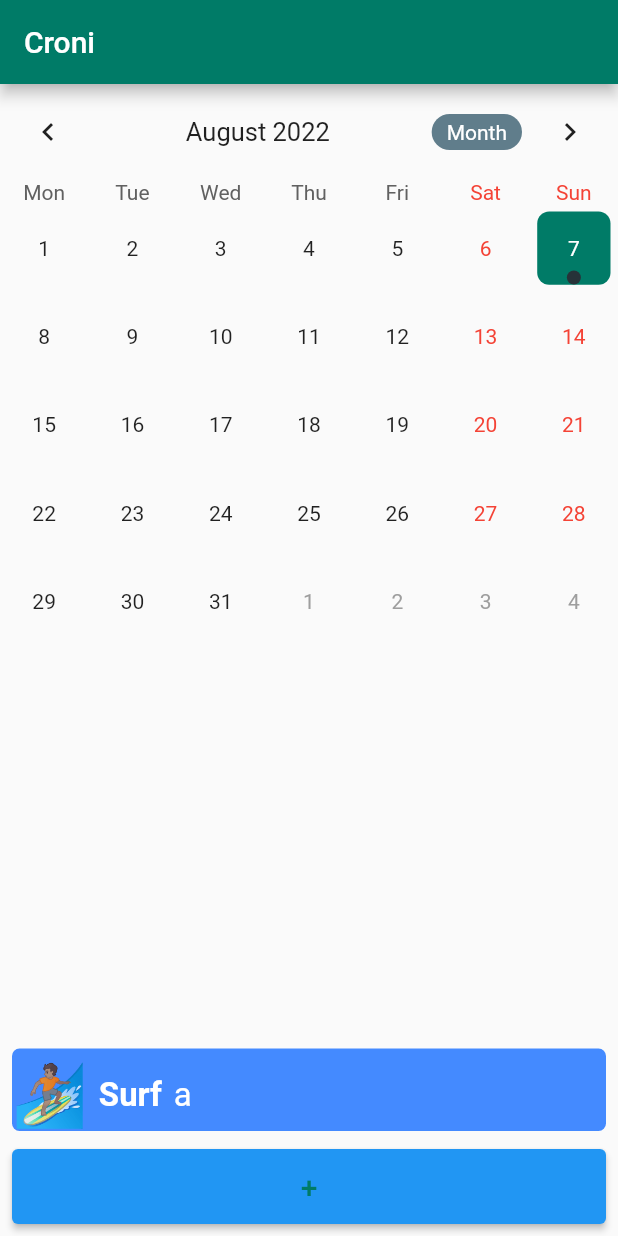
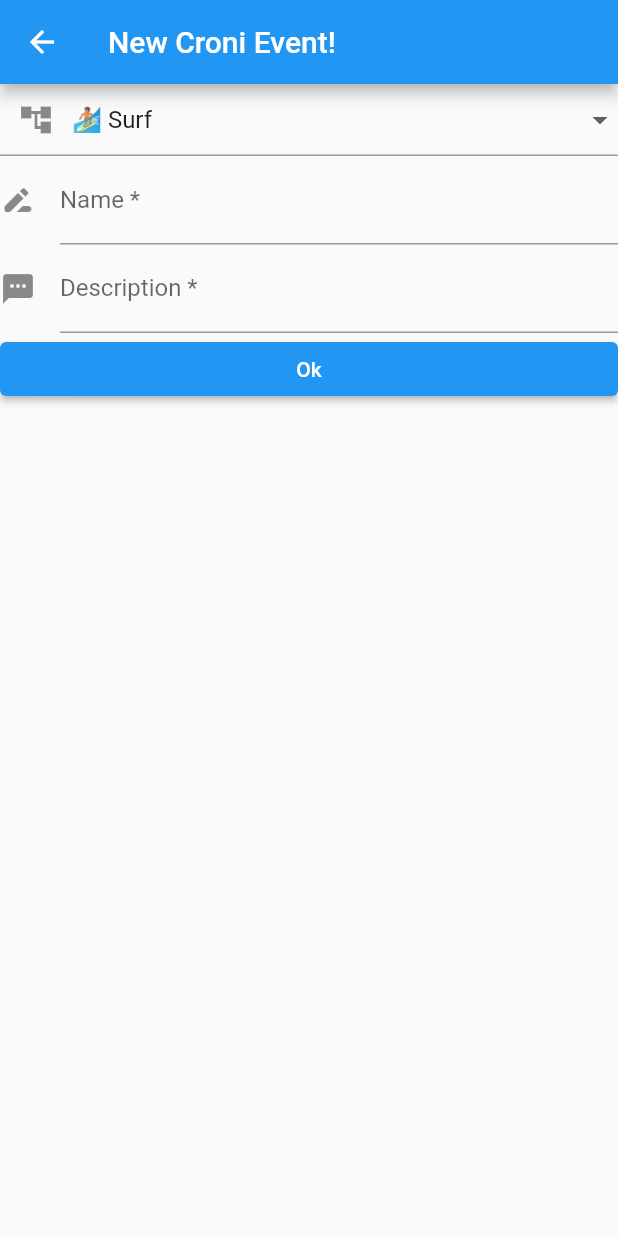
Before and after one commit to AlvaroFerGar/Croni, a Flutter app: the screen it shows after launch, after a tap on an icon or button, on a phone screen of 412 x 824 dp. Run offline on Flutter 3.47's test engine with Material 2 defaults, Android fonts, the light colour scheme and no system bars; drawn by our look-alikes of table_calendar.

Commit message:
Se añade el formulario básico para rellenar un evento Croni

```diff
--- /dev/null
+++ b/lib/cronieventform.dart
@@ -0,0 +1,75 @@
+import 'package:flutter/material.dart';
+
+class CroniEventForm extends StatelessWidget {
+  const CroniEventForm({super.key});
+
+  @override
+  Widget build(BuildContext context) {
+    return Scaffold(
+      appBar: AppBar(
+        title: const Text('New Croni Event!'),
+      ),
+      body: ListView(children: [
+        DropdownButtonFormField<String>(
+          value: '🏄🏽 Surf',
+          decoration: InputDecoration(
+            prefixIcon: Icon(Icons.account_tree_sharp),
+          ),
+          elevation: 16,
+          //style: const TextStyle(color: Colors.deepPurple),
+          onChanged: (String? newValue) {
+            //setState();
+          },
+          // setState(() {
+          // dropdownValue = newValue!;
+          // });
+          //},
+          items: <String>['🏄🏽 Surf', '📚 Books', '📽 Films']
+              .map<DropdownMenuItem<String>>((String value) {
+            return DropdownMenuItem<String>(
+              value: value,
+              child: Text(value),
+            );
+          }).toList(),
+        ),
+        TextFormField(
+          decoration: const InputDecoration(
+            icon: Icon(Icons.drive_file_rename_outline_rounded),
+            labelText: 'Name *',
+          ),
+          onSaved: (String? value) {
+            // This optional block of code can be used to run
+            // code when the user saves the form.
+          },
+          validator: (String? value) {
+            return (value != null && value.contains('@'))
+                ? 'Do not use the @ char.'
+                : null;
+          },
+        ),
+        TextFormField(
+          decoration: const InputDecoration(
+            icon: Icon(Icons.textsms),
+            labelText: 'Description *',
+          ),
+          onSaved: (String? value) {
+            // This optional block of code can be used to run
+            // code when the user saves the form.
+          },
+          validator: (String? value) {
+            return (value != null && value.contains('@'))
+                ? 'Do not use the @ char.'
+                : null;
+          },
+        ),
+        ElevatedButton(
+          onPressed: () {
+            Navigator.pop(context,["aa","aaa"]);
+            // Navigate back to first route when tapped.
+          },
+          child: const Text('Ok'),
+        ),
+      ]),
+    );
+  }
+}
--- a/lib/main.dart
+++ b/lib/main.dart
@@ -2,6 +2,7 @@ import 'package:flutter/material.dart';
 import 'package:table_calendar/table_calendar.dart';
 
 import 'cronislab.dart';
+import 'cronieventform.dart';
 
 void main() => runApp(MyApp());
 
@@ -101,8 +102,7 @@ class _HomeCalendarPageState extends State<HomeCalendarPage> {
                           decoration: BoxDecoration(
                               shape: BoxShape.rectangle,
                               color: Colors.blue,
-                              backgroundBlendMode: BlendMode.darken
-                          ),
+                              backgroundBlendMode: BlendMode.darken),
                         ),
                       );
                     }));
@@ -197,6 +197,7 @@ class _HomeCalendarPageState extends State<HomeCalendarPage> {
     if (_events[_selected_day] == null) _events[_selected_day] = ["a"];
 
     _onUpdateCroniSlabs(context);
+    Navigator.push(context, MaterialPageRoute(builder: (context) => const CroniEventForm()));
     //print(_events);
     //_events.clear();
   }
```
